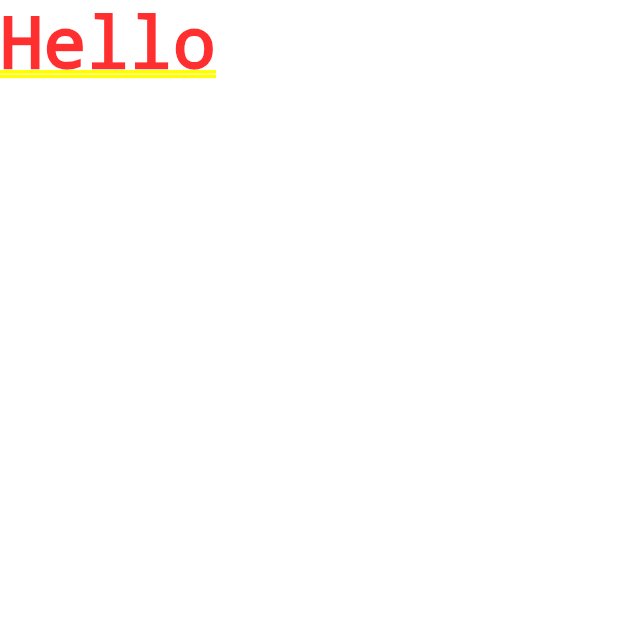
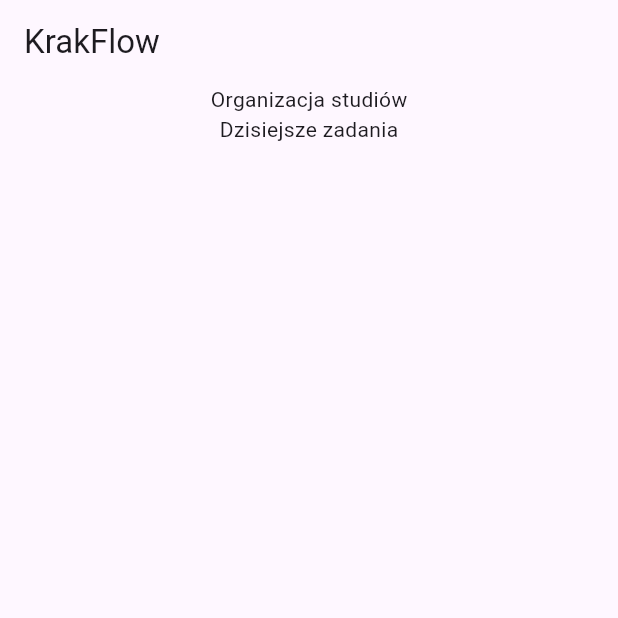
Before and after one commit to OGRuby/Flutter, a Flutter app: the screen it shows after launch, on a phone screen of 412 x 824 dp, the top half of it. Run offline on Flutter 3.47's test engine with Material 3 defaults, Android fonts, the phone set to English and light mode, and no system bars.

Commit message:
"lab3 final commit"

```diff
--- a/lib/main.dart
+++ b/lib/main.dart
@@ -1,18 +1,33 @@
 import 'package:flutter/material.dart';
 
 void main() {
-  runApp(const MyApp());
+  runApp(MyApp());
 }
 
 class MyApp extends StatelessWidget {
-  const MyApp({super.key});
+
 
 
   @override
   Widget build(BuildContext context) {
     return MaterialApp(
-      title: 'Flutter Demo',
-      home: Text("Hello"),
+
+        home:Scaffold(
+
+            appBar: AppBar(
+                title: Text("KrakFlow"),
+              ),
+            body:
+            Center(
+              child: Column(
+                children: [
+                  Text("Organizacja studiów"),
+                  Text("Dzisiejsze zadania"),
+                ],
+              ),
+            )
+
+      )
     );
   }
 }
```
